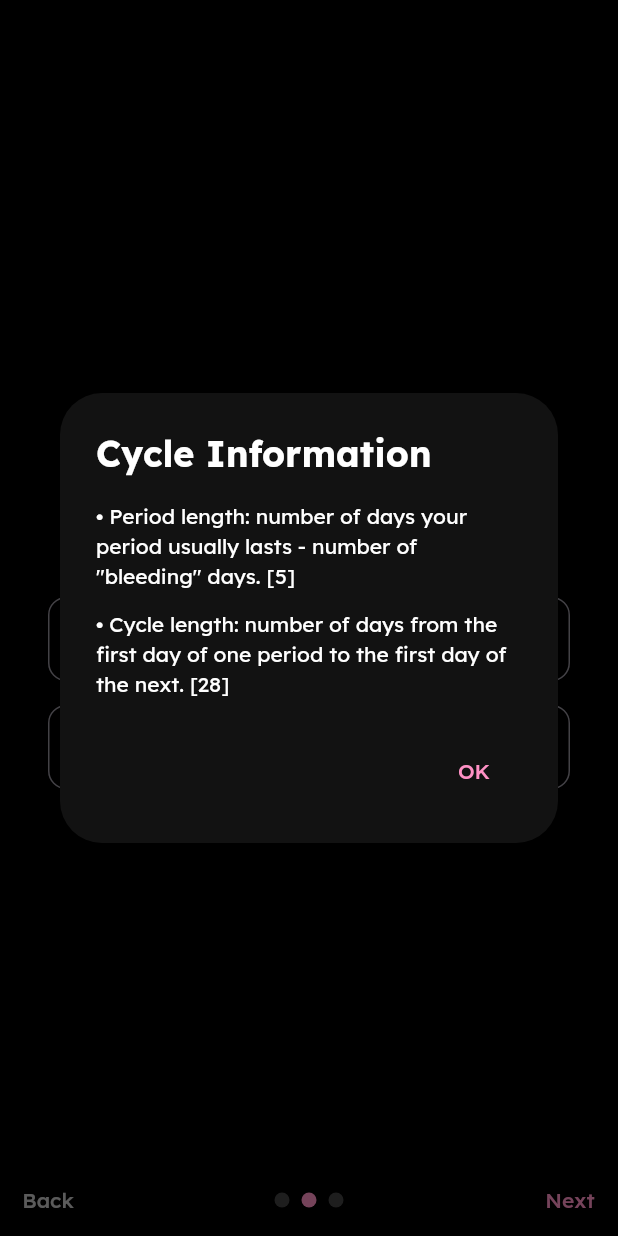
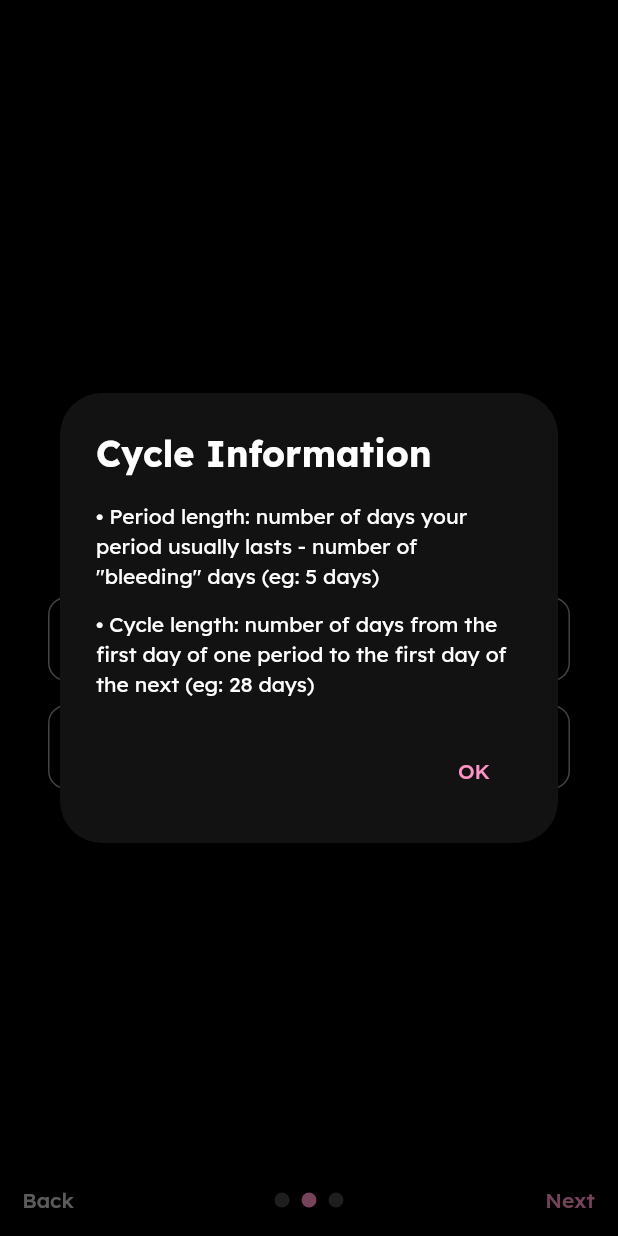
Before and after one commit to lebaaar/period_tracker, a Flutter app: the screen it shows after launch, after a tap on "Next", after a tap on the "help outline" icon, on a phone screen of 412 x 824 dp. Run offline on Flutter 3.47's test engine with Material 3 defaults, Android fonts, the phone set to English and light mode, and no system bars; our stand-ins replace flutter_local_notifications, go_router, google_fonts, package_info_plus, shared_preferences, sqflite and 2 more; accounts and stored records are empty.

Commit message:
fix help texts onboarding screen

```diff
--- a/lib/pages/onboarding_screen.dart
+++ b/lib/pages/onboarding_screen.dart
@@ -160,11 +160,11 @@ class _OnboardingScreenState extends State<OnboardingScreen> {
                         crossAxisAlignment: CrossAxisAlignment.start,
                         children: [
                           Text(
-                            '• Period length: number of days your period usually lasts - number of "bleeding" days. [5]',
+                            '• Period length: number of days your period usually lasts - number of "bleeding" days (eg: 5 days)',
                           ),
                           SizedBox(height: 12),
                           Text(
-                            '• Cycle length: number of days from the first day of one period to the first day of the next. [28]',
+                            '• Cycle length: number of days from the first day of one period to the first day of the next (eg: 28 days)',
                           ),
                         ],
                       ),
@@ -274,7 +274,7 @@ class _OnboardingScreenState extends State<OnboardingScreen> {
               FocusScope.of(context).unfocus();
               return CalendarDatePicker(
                 initialDate: _lastPeriodDate ?? DateTime.now(),
-                firstDate: DateTime(2000),
+                firstDate: kFirstCalendarDay,
                 lastDate: DateTime.now(),
                 onDateChanged: (picked) {
                   setState(() {
```
